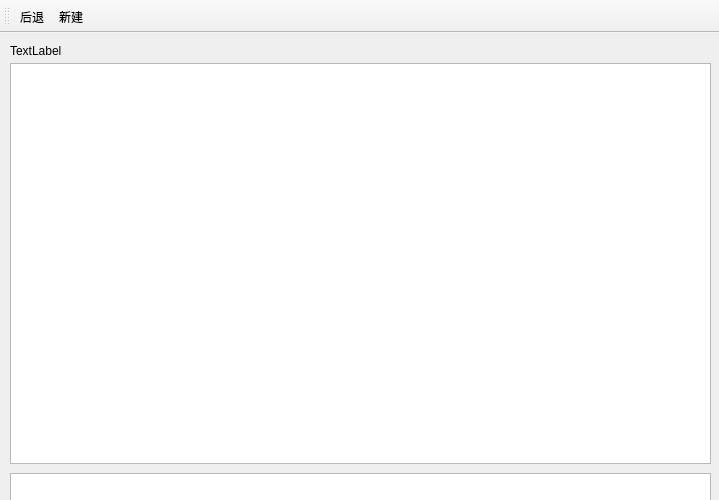
This is mainwindow.ui in lecenca/FileSystemSimulator as Qt 5 draws it before an edit. The edited form follows.
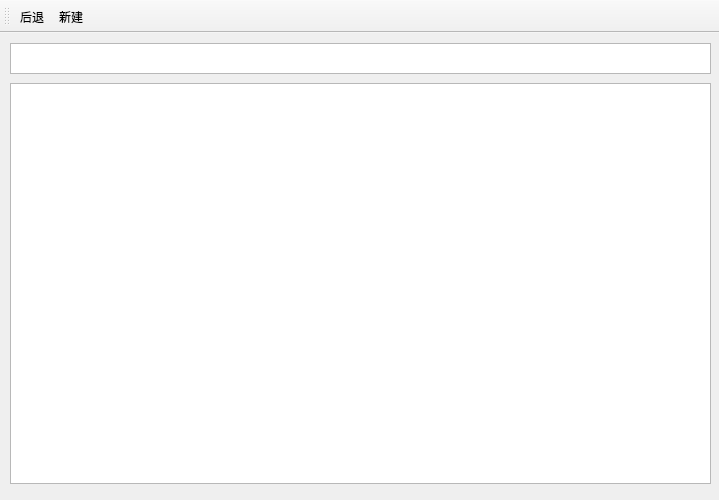
This is the edited form.

Diff of the .ui file:
```diff
--- a/mainwindow.ui
+++ b/mainwindow.ui
@@ -27,7 +27,7 @@
     <property name="geometry">
      <rect>
       <x>10</x>
-      <y>30</y>
+      <y>50</y>
       <width>701</width>
       <height>401</height>
      </rect>
@@ -42,28 +42,23 @@
      <enum>Qt::CustomContextMenu</enum>
     </property>
    </widget>
-   <widget class="QLabel" name="pathLabel">
+   <widget class="QTextEdit" name="pathBar">
     <property name="geometry">
      <rect>
       <x>10</x>
       <y>10</y>
-      <width>691</width>
-      <height>16</height>
-     </rect>
-    </property>
-    <property name="text">
-     <string>TextLabel</string>
-    </property>
-   </widget>
-   <widget class="QTextEdit" name="textEdit">
-    <property name="geometry">
-     <rect>
-      <x>10</x>
-      <y>440</y>
       <width>701</width>
       <height>31</height>
      </rect>
     </property>
+    <property name="font">
+     <font>
+      <pointsize>12</pointsize>
+     </font>
+    </property>
+    <property name="readOnly">
+     <bool>true</bool>
+    </property>
    </widget>
   </widget>
   <widget class="QMenuBar" name="menuBar">
```
